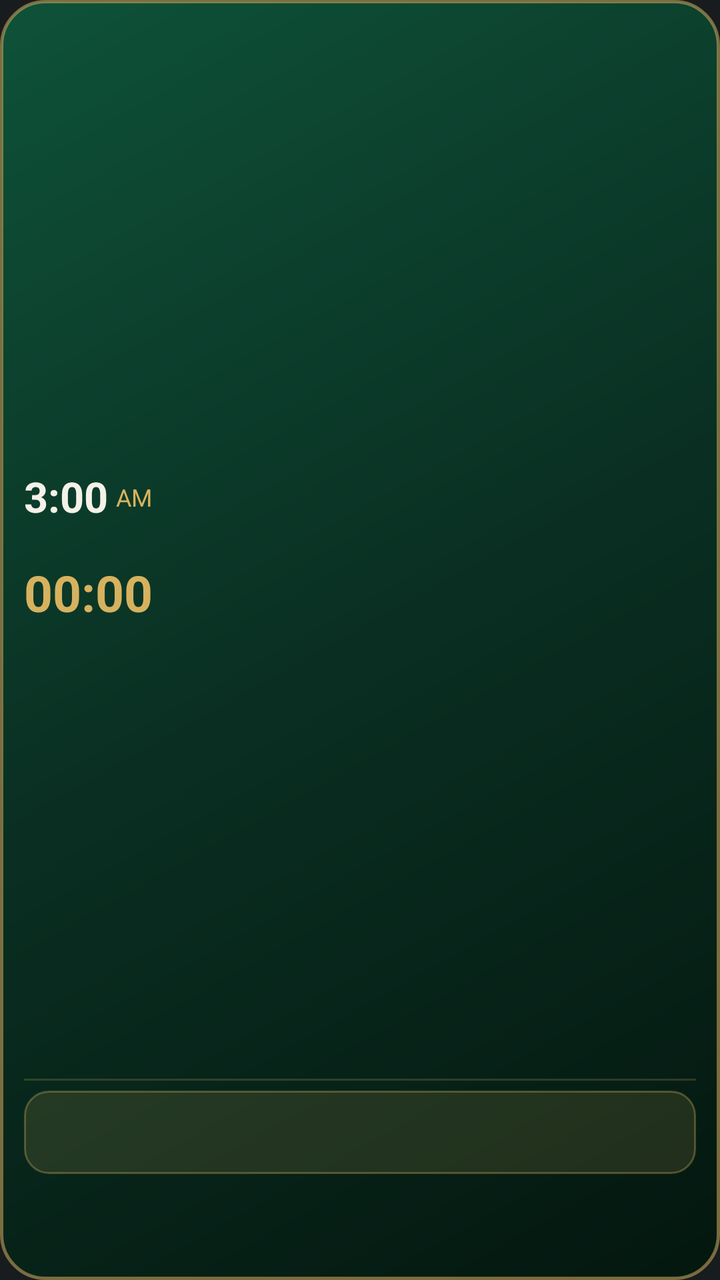
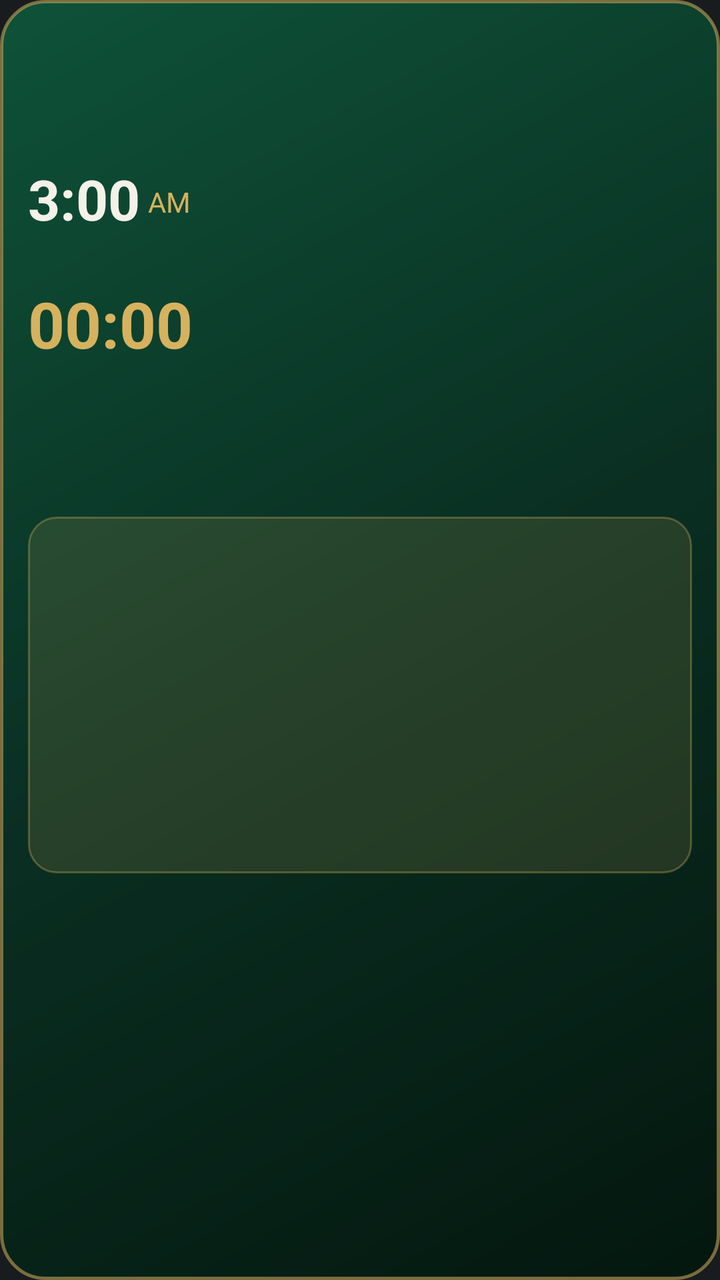

An Android layout rendered at two revisions. The XML below is the earlier revision; the diff shows what the commit changed to produce the second picture.
<!-- AndroidManifest.xml: application theme android:Theme.DeviceDefault.NoActionBar -->
<!-- res/layout/widget.xml -->
<?xml version="1.0" encoding="utf-8"?>
<LinearLayout xmlns:android="http://schemas.android.com/apk/res/android"
    android:id="@+id/wroot"
    android:layout_width="match_parent"
    android:layout_height="match_parent"
    android:orientation="vertical"
    android:layoutDirection="rtl"
    android:paddingStart="12dp"
    android:paddingEnd="12dp"
    android:paddingTop="10dp"
    android:paddingBottom="8dp"
    android:background="@drawable/widget_bg">

    
    <LinearLayout
        android:layout_width="match_parent"
        android:layout_height="0dp"
        android:layout_weight="1"
        android:orientation="horizontal"
        android:gravity="center_vertical">

        <LinearLayout
            android:layout_width="0dp"
            android:layout_height="wrap_content"
            android:layout_weight="1"
            android:orientation="vertical">
            <TextView
                android:id="@+id/wcity"
                android:layout_width="wrap_content"
                android:layout_height="wrap_content"
                android:textColor="#A9C2B4"
                android:textSize="13sp"
                android:ellipsize="end"
                android:singleLine="true" />
            <TextView
                android:id="@+id/wnext"
                android:layout_width="wrap_content"
                android:layout_height="wrap_content"
                android:textColor="#D6B25E"
                android:textSize="26sp"
                android:textStyle="bold" />
            <TextView
                android:id="@+id/wat"
                android:layout_width="wrap_content"
                android:layout_height="wrap_content"
                android:textColor="#F4F1E8"
                android:textSize="13sp" />
        </LinearLayout>

        <LinearLayout
            android:layout_width="wrap_content"
            android:layout_height="wrap_content"
            android:orientation="vertical"
            android:gravity="end">
            <LinearLayout
                android:layout_width="wrap_content"
                android:layout_height="wrap_content"
                android:orientation="horizontal"
                android:layoutDirection="ltr"
                android:gravity="bottom">
                <TextClock
                    android:id="@+id/wclk"
                    android:layout_width="wrap_content"
                    android:layout_height="wrap_content"
                    android:format12Hour="h:mm"
                    android:format24Hour="h:mm"
                    android:timeZone="GMT+03:00"
                    android:textColor="#F4F1E8"
                    android:textSize="21sp"
                    android:textStyle="bold" />
                <TextClock
                    android:id="@+id/wap"
                    android:layout_width="wrap_content"
                    android:layout_height="wrap_content"
                    android:layout_marginStart="4dp"
                    android:layout_marginBottom="3dp"
                    android:format12Hour="a"
                    android:format24Hour="a"
                    android:timeZone="GMT+03:00"
                    android:textColor="#D6B25E"
                    android:textSize="12sp" />
            </LinearLayout>
            <TextView
                android:id="@+id/wlab"
                android:layout_width="wrap_content"
                android:layout_height="wrap_content"
                android:layout_marginTop="2dp"
                android:textColor="#A9C2B4"
                android:textSize="11sp" />
            <Chronometer
                android:id="@+id/wcd"
                android:layout_width="wrap_content"
                android:layout_height="wrap_content"
                android:layoutDirection="ltr"
                android:textColor="#D6B25E"
                android:textSize="25sp"
                android:textStyle="bold" />
            <TextView
                android:id="@+id/wcdt"
                android:layout_width="wrap_content"
                android:layout_height="wrap_content"
                android:textColor="#D6B25E"
                android:textSize="20sp"
                android:textStyle="bold"
                android:visibility="gone" />
        </LinearLayout>
    </LinearLayout>

    <FrameLayout
        android:layout_width="match_parent"
        android:layout_height="1dp"
        android:layout_marginTop="2dp"
        android:layout_marginBottom="3dp"
        android:background="#33D6B25E" />

    
    <LinearLayout
        android:id="@+id/wtip"
        android:layout_width="match_parent"
        android:layout_height="wrap_content"
        android:orientation="vertical"
        android:layout_marginTop="2dp"
        android:layout_marginBottom="4dp"
        android:paddingStart="10dp"
        android:paddingEnd="10dp"
        android:paddingTop="4dp"
        android:paddingBottom="5dp"
        android:background="@drawable/tip_bg">
        <TextView
            android:id="@+id/wtl"
            android:layout_width="wrap_content"
            android:layout_height="wrap_content"
            android:textColor="#D6B25E"
            android:textSize="12sp"
            android:textStyle="bold"
            android:singleLine="true" />
        <TextView
            android:id="@+id/wtx"
            android:layout_width="match_parent"
            android:layout_height="wrap_content"
            android:textColor="#F4F1E8"
            android:textSize="12sp"
            android:maxLines="2"
            android:ellipsize="end" />
    </LinearLayout>

    
    <LinearLayout
        android:layout_width="match_parent"
        android:layout_height="wrap_content"
        android:orientation="horizontal"
        android:weightSum="5">
        <LinearLayout android:id="@+id/c0" android:layout_width="0dp" android:layout_height="wrap_content" android:layout_weight="1" android:layout_margin="2dp" android:paddingTop="3dp" android:paddingBottom="3dp" android:orientation="vertical" android:gravity="center">
            <TextView android:id="@+id/n0" android:layout_width="wrap_content" android:layout_height="wrap_content" android:textColor="#A9C2B4" android:textSize="11sp" />
            <TextView android:id="@+id/t0" android:layout_width="wrap_content" android:layout_height="wrap_content" android:textColor="#F4F1E8" android:textSize="12sp" android:textStyle="bold" />
        </LinearLayout>
        <LinearLayout android:id="@+id/c1" android:layout_width="0dp" android:layout_height="wrap_content" android:layout_weight="1" android:layout_margin="2dp" android:paddingTop="3dp" android:paddingBottom="3dp" android:orientation="vertical" android:gravity="center">
            <TextView android:id="@+id/n1" android:layout_width="wrap_content" android:layout_height="wrap_content" android:textColor="#A9C2B4" android:textSize="11sp" />
            <TextView android:id="@+id/t1" android:layout_width="wrap_content" android:layout_height="wrap_content" android:textColor="#F4F1E8" android:textSize="12sp" android:textStyle="bold" />
        </LinearLayout>
        <LinearLayout android:id="@+id/c2" android:layout_width="0dp" android:layout_height="wrap_content" android:layout_weight="1" android:layout_margin="2dp" android:paddingTop="3dp" android:paddingBottom="3dp" android:orientation="vertical" android:gravity="center">
            <TextView android:id="@+id/n2" android:layout_width="wrap_content" android:layout_height="wrap_content" android:textColor="#A9C2B4" android:textSize="11sp" />
            <TextView android:id="@+id/t2" android:layout_width="wrap_content" android:layout_height="wrap_content" android:textColor="#F4F1E8" android:textSize="12sp" android:textStyle="bold" />
        </LinearLayout>
        <LinearLayout android:id="@+id/c3" android:layout_width="0dp" android:layout_height="wrap_content" android:layout_weight="1" android:layout_margin="2dp" android:paddingTop="3dp" android:paddingBottom="3dp" android:orientation="vertical" android:gravity="center">
            <TextView android:id="@+id/n3" android:layout_width="wrap_content" android:layout_height="wrap_content" android:textColor="#A9C2B4" android:textSize="11sp" />
            <TextView android:id="@+id/t3" android:layout_width="wrap_content" android:layout_height="wrap_content" android:textColor="#F4F1E8" android:textSize="12sp" android:textStyle="bold" />
        </LinearLayout>
        <LinearLayout android:id="@+id/c4" android:layout_width="0dp" android:layout_height="wrap_content" android:layout_weight="1" android:layout_margin="2dp" android:paddingTop="3dp" android:paddingBottom="3dp" android:orientation="vertical" android:gravity="center">
            <TextView android:id="@+id/n4" android:layout_width="wrap_content" android:layout_height="wrap_content" android:textColor="#A9C2B4" android:textSize="11sp" />
            <TextView android:id="@+id/t4" android:layout_width="wrap_content" android:layout_height="wrap_content" android:textColor="#F4F1E8" android:textSize="12sp" android:textStyle="bold" />
        </LinearLayout>
    </LinearLayout>
</LinearLayout>
<!-- resources referenced by this layout -->
<resources>
  <!-- drawable tip_bg (drawable) -->
  <?xml version="1.0" encoding="utf-8"?>
  <shape xmlns:android="http://schemas.android.com/apk/res/android" android:shape="rectangle">
      <solid android:color="#22D6B25E" />
      <stroke android:width="1dp" android:color="#55D6B25E" />
      <corners android:radius="12dp" />
  </shape>
  <!-- drawable widget_bg (drawable) -->
  <?xml version="1.0" encoding="utf-8"?>
  <shape xmlns:android="http://schemas.android.com/apk/res/android" android:shape="rectangle">
      <gradient android:startColor="#0E5239" android:centerColor="#0A2F22" android:endColor="#04170F" android:angle="315" />
      <stroke android:width="1.5dp" android:color="#88D6B25E" />
      <corners android:radius="22dp" />
  </shape>
</resources>

<!-- the commit's change to res/layout/widget.xml (unified diff, before → after) -->
@@ -5,17 +5,17 @@
     android:layout_height="match_parent"
     android:orientation="vertical"
     android:layoutDirection="rtl"
-    android:paddingStart="12dp"
-    android:paddingEnd="12dp"
-    android:paddingTop="10dp"
-    android:paddingBottom="8dp"
+    android:paddingStart="14dp"
+    android:paddingEnd="14dp"
+    android:paddingTop="12dp"
+    android:paddingBottom="10dp"
     android:background="@drawable/widget_bg">
 
     
     <LinearLayout
         android:layout_width="match_parent"
         android:layout_height="0dp"
-        android:layout_weight="1"
+        android:layout_weight="1.35"
         android:orientation="horizontal"
         android:gravity="center_vertical">
 
@@ -29,7 +29,7 @@
                 android:layout_width="wrap_content"
                 android:layout_height="wrap_content"
                 android:textColor="#A9C2B4"
-                android:textSize="13sp"
+                android:textSize="15sp"
                 android:ellipsize="end"
                 android:singleLine="true" />
             <TextView
@@ -37,14 +37,16 @@
                 android:layout_width="wrap_content"
                 android:layout_height="wrap_content"
                 android:textColor="#D6B25E"
-                android:textSize="26sp"
-                android:textStyle="bold" />
+                android:textSize="36sp"
+                android:textStyle="bold"
+                android:singleLine="true" />
             <TextView
                 android:id="@+id/wat"
                 android:layout_width="wrap_content"
                 android:layout_height="wrap_content"
                 android:textColor="#F4F1E8"
-                android:textSize="13sp" />
+                android:textSize="16sp"
+                android:singleLine="true" />
         </LinearLayout>
 
         <LinearLayout
@@ -66,109 +68,106 @@
                     android:format24Hour="h:mm"
                     android:timeZone="GMT+03:00"
                     android:textColor="#F4F1E8"
-                    android:textSize="21sp"
+                    android:textSize="28sp"
                     android:textStyle="bold" />
                 <TextClock
                     android:id="@+id/wap"
                     android:layout_width="wrap_content"
                     android:layout_height="wrap_content"
                     android:layout_marginStart="4dp"
-                    android:layout_marginBottom="3dp"
+                    android:layout_marginBottom="4dp"
                     android:format12Hour="a"
                     android:format24Hour="a"
                     android:timeZone="GMT+03:00"
                     android:textColor="#D6B25E"
-                    android:textSize="12sp" />
+                    android:textSize="14sp" />
             </LinearLayout>
             <TextView
                 android:id="@+id/wlab"
                 android:layout_width="wrap_content"
                 android:layout_height="wrap_content"
-                android:layout_marginTop="2dp"
+                android:layout_marginTop="3dp"
                 android:textColor="#A9C2B4"
-                android:textSize="11sp" />
+                android:textSize="14sp" />
             <Chronometer
                 android:id="@+id/wcd"
                 android:layout_width="wrap_content"
                 android:layout_height="wrap_content"
                 android:layoutDirection="ltr"
                 android:textColor="#D6B25E"
-                android:textSize="25sp"
+                android:textSize="32sp"
                 android:textStyle="bold" />
             <TextView
                 android:id="@+id/wcdt"
                 android:layout_width="wrap_content"
                 android:layout_height="wrap_content"
                 android:textColor="#D6B25E"
-                android:textSize="20sp"
+                android:textSize="26sp"
                 android:textStyle="bold"
                 android:visibility="gone" />
         </LinearLayout>
     </LinearLayout>
 
-    <FrameLayout
-        android:layout_width="match_parent"
-        android:layout_height="1dp"
-        android:layout_marginTop="2dp"
-        android:layout_marginBottom="3dp"
-        android:background="#33D6B25E" />
-
     
     <LinearLayout
         android:id="@+id/wtip"
         android:layout_width="match_parent"
-        android:layout_height="wrap_content"
+        android:layout_height="0dp"
+        android:layout_weight="1"
         android:orientation="vertical"
-        android:layout_marginTop="2dp"
-        android:layout_marginBottom="4dp"
-        android:paddingStart="10dp"
-        android:paddingEnd="10dp"
-        android:paddingTop="4dp"
-        android:paddingBottom="5dp"
+        android:gravity="center_vertical"
+        android:layout_marginTop="6dp"
+        android:layout_marginBottom="6dp"
+        android:paddingStart="12dp"
+        android:paddingEnd="12dp"
+        android:paddingTop="6dp"
+        android:paddingBottom="6dp"
         android:background="@drawable/tip_bg">
         <TextView
             android:id="@+id/wtl"
             android:layout_width="wrap_content"
             android:layout_height="wrap_content"
             android:textColor="#D6B25E"
-            android:textSize="12sp"
+            android:textSize="15sp"
             android:textStyle="bold"
             android:singleLine="true" />
         <TextView
             android:id="@+id/wtx"
             android:layout_width="match_parent"
             android:layout_height="wrap_content"
+            android:layout_marginTop="2dp"
             android:textColor="#F4F1E8"
-            android:textSize="12sp"
-            android:maxLines="2"
+            android:textSize="15sp"
+            android:maxLines="3"
             android:ellipsize="end" />
     </LinearLayout>
 
     
     <LinearLayout
         android:layout_width="match_parent"
-        android:layout_height="wrap_content"
+        android:layout_height="0dp"
+        android:layout_weight="1.05"
         android:orientation="horizontal"
         android:weightSum="5">
-        <LinearLayout android:id="@+id/c0" android:layout_width="0dp" android:layout_height="wrap_content" android:layout_weight="1" android:layout_margin="2dp" android:paddingTop="3dp" android:paddingBottom="3dp" android:orientation="vertical" android:gravity="center">
-            <TextView android:id="@+id/n0" android:layout_width="wrap_content" android:layout_height="wrap_content" android:textColor="#A9C2B4" android:textSize="11sp" />
-            <TextView android:id="@+id/t0" android:layout_width="wrap_content" android:layout_height="wrap_content" android:textColor="#F4F1E8" android:textSize="12sp" android:textStyle="bold" />
+        <LinearLayout android:id="@+id/c0" android:layout_width="0dp" android:layout_height="match_parent" android:layout_weight="1" android:layout_margin="2dp" android:orientation="vertical" android:gravity="center">
+            <TextView android:id="@+id/n0" android:layout_width="wrap_content" android:layout_height="wrap_content" android:textColor="#A9C2B4" android:textSize="14sp" android:singleLine="true" />
+            <TextView android:id="@+id/t0" android:layout_width="wrap_content" android:layout_height="wrap_content" android:layout_marginTop="2dp" android:textColor="#F4F1E8" android:textSize="15sp" android:textStyle="bold" android:singleLine="true" />
         </LinearLayout>
-        <LinearLayout android:id="@+id/c1" android:layout_width="0dp" android:layout_height="wrap_content" android:layout_weight="1" android:layout_margin="2dp" android:paddingTop="3dp" android:paddingBottom="3dp" android:orientation="vertical" android:gravity="center">
-            <TextView android:id="@+id/n1" android:layout_width="wrap_content" android:layout_height="wrap_content" android:textColor="#A9C2B4" android:textSize="11sp" />
-            <TextView android:id="@+id/t1" android:layout_width="wrap_content" android:layout_height="wrap_content" android:textColor="#F4F1E8" android:textSize="12sp" android:textStyle="bold" />
+        <LinearLayout android:id="@+id/c1" android:layout_width="0dp" android:layout_height="match_parent" android:layout_weight="1" android:layout_margin="2dp" android:orientation="vertical" android:gravity="center">
+            <TextView android:id="@+id/n1" android:layout_width="wrap_content" android:layout_height="wrap_content" android:textColor="#A9C2B4" android:textSize="14sp" android:singleLine="true" />
+            <TextView android:id="@+id/t1" android:layout_width="wrap_content" android:layout_height="wrap_content" android:layout_marginTop="2dp" android:textColor="#F4F1E8" android:textSize="15sp" android:textStyle="bold" android:singleLine="true" />
         </LinearLayout>
-        <LinearLayout android:id="@+id/c2" android:layout_width="0dp" android:layout_height="wrap_content" android:layout_weight="1" android:layout_margin="2dp" android:paddingTop="3dp" android:paddingBottom="3dp" android:orientation="vertical" android:gravity="center">
-            <TextView android:id="@+id/n2" android:layout_width="wrap_content" android:layout_height="wrap_content" android:textColor="#A9C2B4" android:textSize="11sp" />
-            <TextView android:id="@+id/t2" android:layout_width="wrap_content" android:layout_height="wrap_content" android:textColor="#F4F1E8" android:textSize="12sp" android:textStyle="bold" />
+        <LinearLayout android:id="@+id/c2" android:layout_width="0dp" android:layout_height="match_parent" android:layout_weight="1" android:layout_margin="2dp" android:orientation="vertical" android:gravity="center">
+            <TextView android:id="@+id/n2" android:layout_width="wrap_content" android:layout_height="wrap_content" android:textColor="#A9C2B4" android:textSize="14sp" android:singleLine="true" />
+            <TextView android:id="@+id/t2" android:layout_width="wrap_content" android:layout_height="wrap_content" android:layout_marginTop="2dp" android:textColor="#F4F1E8" android:textSize="15sp" android:textStyle="bold" android:singleLine="true" />
         </LinearLayout>
-        <LinearLayout android:id="@+id/c3" android:layout_width="0dp" android:layout_height="wrap_content" android:layout_weight="1" android:layout_margin="2dp" android:paddingTop="3dp" android:paddingBottom="3dp" android:orientation="vertical" android:gravity="center">
-            <TextView android:id="@+id/n3" android:layout_width="wrap_content" android:layout_height="wrap_content" android:textColor="#A9C2B4" android:textSize="11sp" />
-            <TextView android:id="@+id/t3" android:layout_width="wrap_content" android:layout_height="wrap_content" android:textColor="#F4F1E8" android:textSize="12sp" android:textStyle="bold" />
+        <LinearLayout android:id="@+id/c3" android:layout_width="0dp" android:layout_height="match_parent" android:layout_weight="1" android:layout_margin="2dp" android:orientation="vertical" android:gravity="center">
+            <TextView android:id="@+id/n3" android:layout_width="wrap_content" android:layout_height="wrap_content" android:textColor="#A9C2B4" android:textSize="14sp" android:singleLine="true" />
+            <TextView android:id="@+id/t3" android:layout_width="wrap_content" android:layout_height="wrap_content" android:layout_marginTop="2dp" android:textColor="#F4F1E8" android:textSize="15sp" android:textStyle="bold" android:singleLine="true" />
         </LinearLayout>
-        <LinearLayout android:id="@+id/c4" android:layout_width="0dp" android:layout_height="wrap_content" android:layout_weight="1" android:layout_margin="2dp" android:paddingTop="3dp" android:paddingBottom="3dp" android:orientation="vertical" android:gravity="center">
-            <TextView android:id="@+id/n4" android:layout_width="wrap_content" android:layout_height="wrap_content" android:textColor="#A9C2B4" android:textSize="11sp" />
-            <TextView android:id="@+id/t4" android:layout_width="wrap_content" android:layout_height="wrap_content" android:textColor="#F4F1E8" android:textSize="12sp" android:textStyle="bold" />
+        <LinearLayout android:id="@+id/c4" android:layout_width="0dp" android:layout_height="match_parent" android:layout_weight="1" android:layout_margin="2dp" android:orientation="vertical" android:gravity="center">
+            <TextView android:id="@+id/n4" android:layout_width="wrap_content" android:layout_height="wrap_content" android:textColor="#A9C2B4" android:textSize="14sp" android:singleLine="true" />
+            <TextView android:id="@+id/t4" android:layout_width="wrap_content" android:layout_height="wrap_content" android:layout_marginTop="2dp" android:textColor="#F4F1E8" android:textSize="15sp" android:textStyle="bold" android:singleLine="true" />
         </LinearLayout>
     </LinearLayout>
 </LinearLayout>
<!-- resource entries referenced after the edit -->
@@ -5,7 +5,7 @@
   <shape xmlns:android="http://schemas.android.com/apk/res/android" android:shape="rectangle">
       <solid android:color="#22D6B25E" />
       <stroke android:width="1dp" android:color="#55D6B25E" />
-      <corners android:radius="12dp" />
+      <corners android:radius="14dp" />
   </shape>
   <!-- drawable widget_bg (drawable) -->
   <?xml version="1.0" encoding="utf-8"?>
